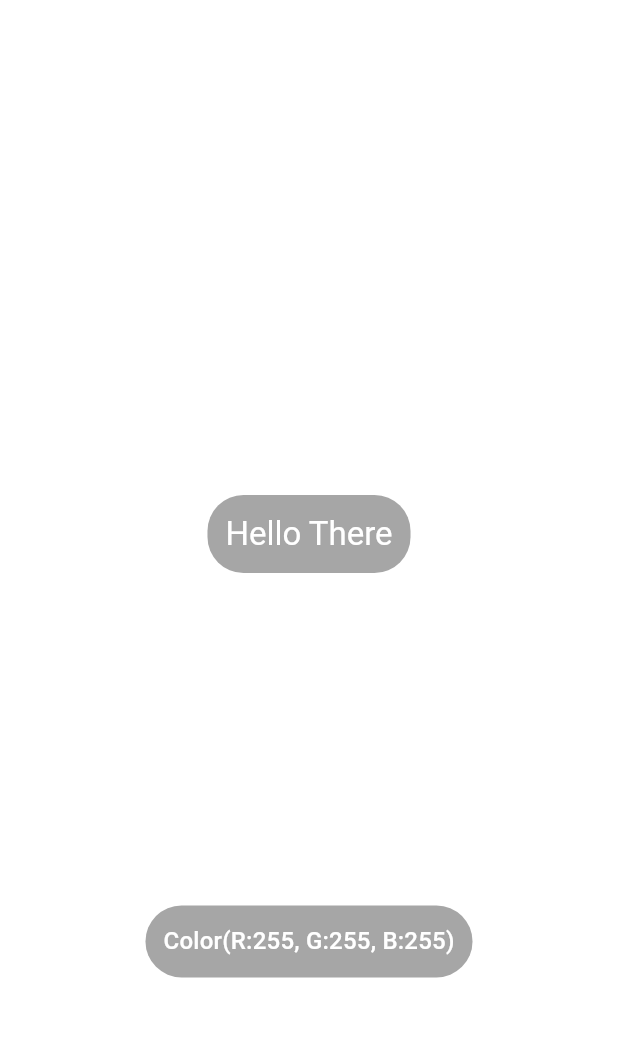
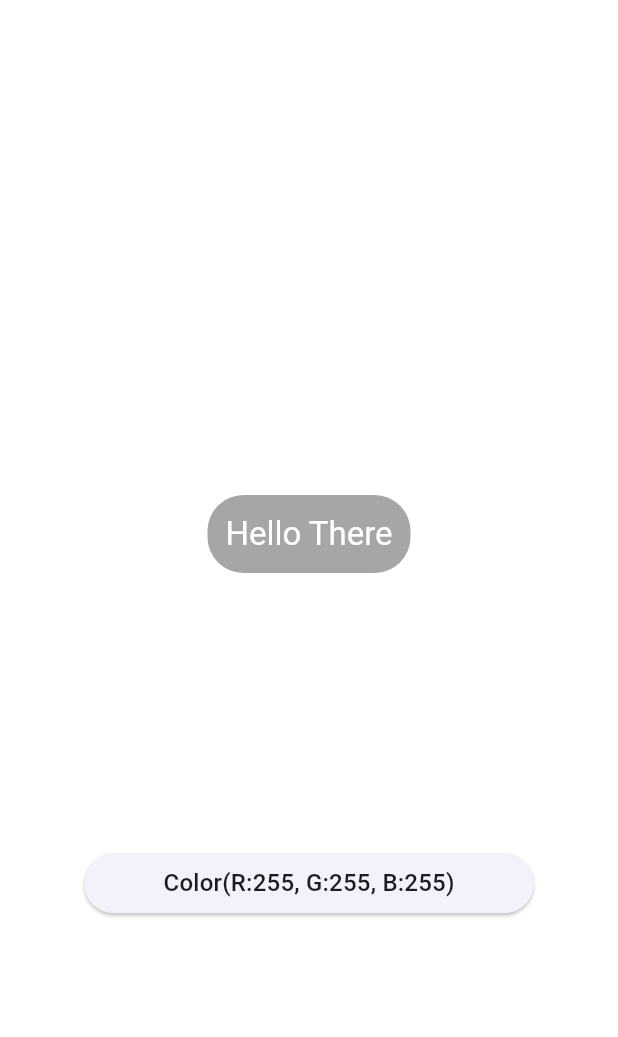
Before and after one commit to bingooo1337/random_color_app, a Flutter app: the screen it shows after launch, on a phone screen of 412 x 824 dp, the part 84-1121 px from its top. Run offline on Flutter 3.47's test engine with Material 3 defaults, Android fonts, the phone set to English and light mode, and no system bars.

Commit message:
Add ability to copy current background color.

```diff
--- a/lib/page/home_page.dart
+++ b/lib/page/home_page.dart
@@ -1,6 +1,8 @@
 import 'package:flutter/material.dart';
+import 'package:flutter/services.dart';
 import 'package:provider/provider.dart';
 import 'package:random_color_app/model/background_color.dart';
+import 'package:random_color_app/util/color_display_ext.dart';
 import 'package:random_color_app/widget/text_black_background.dart';
 
 class HomePage extends StatelessWidget {
@@ -26,8 +28,8 @@ class HomePage extends StatelessWidget {
             ),
           ),
           const Align(
-            alignment: Alignment(0, 0.7),
-            child: _ColorInfoText(),
+            alignment: Alignment(0, 0.6),
+            child: _ColorInfoButton(),
           ),
         ],
       ),
@@ -75,25 +77,42 @@ class _HelloText extends StatelessWidget {
   }
 }
 
-class _ColorInfoText extends StatelessWidget {
+class _ColorInfoButton extends StatelessWidget {
   // ignore: use_super_parameters
-  const _ColorInfoText({Key? key}) : super(key: key);
+  const _ColorInfoButton({Key? key}) : super(key: key);
 
   @override
   Widget build(BuildContext context) {
-    return IgnorePointer(
-      child: TextBlackBackground(
-        child: Consumer<BackgroundColor>(
+    return Consumer<BackgroundColor>(
       builder: (_, color, __) {
-            final value = color.value;
+        final colorDisplayValue = color.value.displayValue;
 
-            return Text(
-              "Color(R:${value.red}, G:${value.green}, B:${value.blue})",
+        return ElevatedButton(
+          style: ElevatedButton.styleFrom(fixedSize: const Size(300, 40)),
+          onPressed: () => _onColorPressed(context, colorDisplayValue),
+          child: Text(
+            color.value.displayValue,
             style: Theme.of(context).textTheme.titleMedium,
+          ),
         );
       },
+    );
+  }
+
+  Future<void> _onColorPressed(BuildContext context, String colorText) async {
+    await Clipboard.setData(ClipboardData(text: colorText));
+
+    if (context.mounted) {
+      ScaffoldMessenger.of(context)
+        ..clearSnackBars()
+        ..showSnackBar(
+          SnackBar(
+            content: Text(
+              'Copied!',
+              style: Theme.of(context).textTheme.titleLarge,
             ),
           ),
         );
     }
   }
+}
--- a/lib/random_color_app.dart
+++ b/lib/random_color_app.dart
@@ -18,7 +18,6 @@ class RandomColorApp extends StatelessWidget {
         ),
         textTheme: const TextTheme(
           titleLarge: TextStyle(fontSize: 22),
-          titleMedium: TextStyle(fontSize: 16),
         ).apply(
           bodyColor: Colors.white,
           displayColor: Colors.white,
--- /dev/null
+++ b/lib/util/color_display_ext.dart
@@ -0,0 +1,5 @@
+import 'package:flutter/painting.dart';
+
+extension ColorDisplayExt on Color {
+  String get displayValue => "Color(R:$red, G:$green, B:$blue)";
+}
```
Lines whose indentation alone changed are shown as unchanged.
